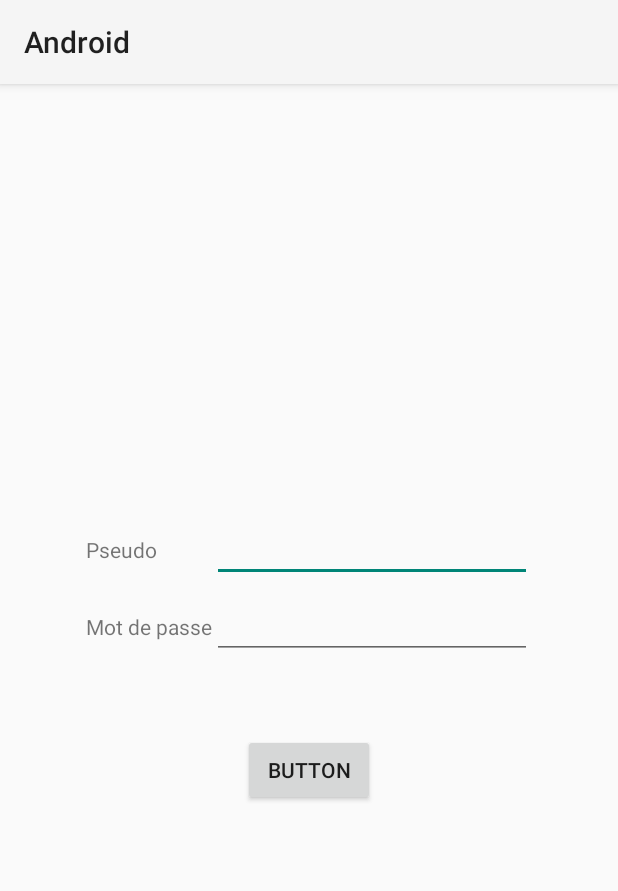
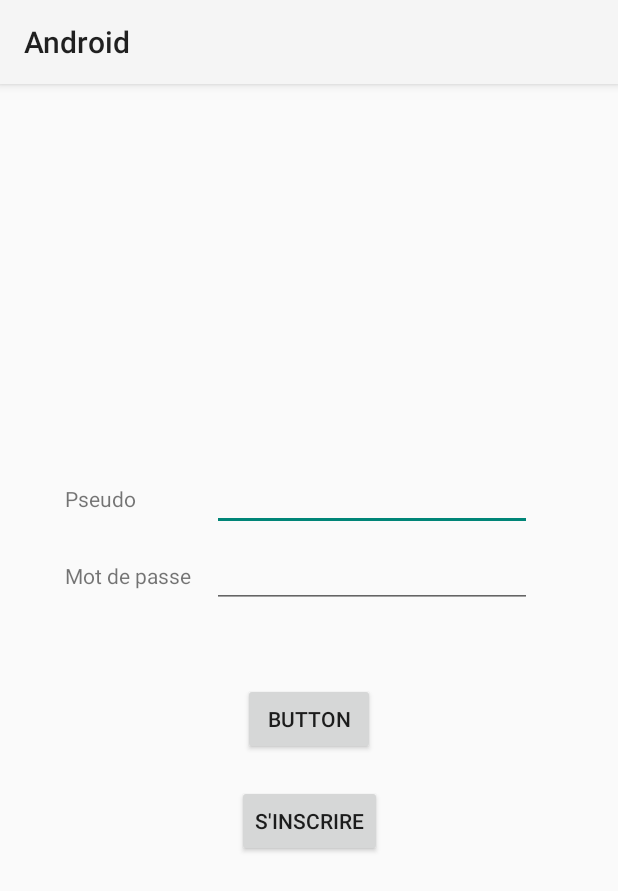
Before and after one commit to CyrilBruel/android-master1-p9-Jacques-957-Bruel-960, an Android app: the LoginActivity screen opened directly, with no data from a screen before it, on a phone screen of 412 x 824 dp. Shown: the top 891 px of the screen. Run offline under Robolectric (Android 15) with nearby library versions, the phone set to English and light mode, and no system bars.

Commit message:
202205202223

```diff
--- a/Android/app/src/main/AndroidManifest.xml
+++ b/Android/app/src/main/AndroidManifest.xml
@@ -1,7 +1,9 @@
 <?xml version="1.0" encoding="utf-8"?>
 <manifest xmlns:android="http://schemas.android.com/apk/res/android"
     package="com.example.android">
+
     <uses-permission android:name="android.permission.INTERNET" />
+
     <application
         android:allowBackup="true"
         android:icon="@mipmap/ic_launcher"
@@ -9,6 +11,9 @@
         android:roundIcon="@mipmap/ic_launcher_round"
         android:supportsRtl="true"
         android:theme="@style/Theme.Android">
+        <activity
+            android:name=".activity.InscriptionActivity"
+            android:exported="true" />
         <activity
             android:name=".activity.CoursActivity"
             android:exported="true" />
--- a/Android/app/src/main/java/com/example/android/activity/LoginActivity.java
+++ b/Android/app/src/main/java/com/example/android/activity/LoginActivity.java
@@ -2,7 +2,10 @@ package com.example.android.activity;
 
 import androidx.appcompat.app.AppCompatActivity;
 
+import android.content.Intent;
 import android.os.Bundle;
+import android.view.View;
+import android.widget.Button;
 
 import com.example.android.R;
 
@@ -12,5 +15,13 @@ public class LoginActivity extends AppCompatActivity {
     protected void onCreate(Bundle savedInstanceState) {
         super.onCreate(savedInstanceState);
         setContentView(R.layout.activity_login);
+        Button inscription = findViewById(R.id.loginInscription);
+        inscription.setOnClickListener(new View.OnClickListener() {
+            @Override
+            public void onClick(View view) {
+                Intent intent = new Intent(LoginActivity.this, InscriptionActivity.class);
+                startActivity(intent);
+            }
+        });
     }
 }
--- a/Android/app/src/main/res/layout/activity_login.xml
+++ b/Android/app/src/main/res/layout/activity_login.xml
@@ -7,7 +7,7 @@
     tools:context=".activity.LoginActivity">
 
     <androidx.constraintlayout.widget.ConstraintLayout
-        android:layout_width="wrap_content"
+        android:layout_width="325dp"
         android:layout_height="wrap_content"
         app:layout_constraintBottom_toBottomOf="parent"
         app:layout_constraintEnd_toEndOf="parent"
@@ -16,34 +16,34 @@
         app:layout_constraintTop_toTopOf="parent">
 
         <TextView
-            android:id="@+id/textView3"
+            android:id="@+id/inscriptionNom"
             android:layout_width="wrap_content"
             android:layout_height="wrap_content"
             android:text="Pseudo"
-            app:layout_constraintBottom_toTopOf="@+id/textView4"
+            app:layout_constraintBottom_toTopOf="@+id/prenom"
             app:layout_constraintStart_toStartOf="parent"
             app:layout_constraintTop_toTopOf="parent"
             tools:ignore="MissingConstraints" />
 
         <EditText
-            android:id="@+id/editTextTextPersonName3"
+            android:id="@+id/incriptionNom"
             android:layout_width="wrap_content"
             android:layout_height="wrap_content"
             android:ems="10"
             android:inputType="textPersonName"
             android:text=""
-            app:layout_constraintBaseline_toBaselineOf="@+id/textView3"
+            app:layout_constraintBaseline_toBaselineOf="@+id/inscriptionNom"
             app:layout_constraintEnd_toEndOf="parent"
-            app:layout_constraintStart_toEndOf="@+id/textView4" />
+            app:layout_constraintStart_toEndOf="@+id/prenom" />
 
         <TextView
-            android:id="@+id/textView4"
+            android:id="@+id/prenom"
             android:layout_width="wrap_content"
             android:layout_height="wrap_content"
             android:layout_marginTop="32dp"
             android:text="Mot de passe"
-            app:layout_constraintStart_toStartOf="@+id/textView3"
-            app:layout_constraintTop_toBottomOf="@+id/textView3" />
+            app:layout_constraintStart_toStartOf="@+id/inscriptionNom"
+            app:layout_constraintTop_toBottomOf="@+id/inscriptionNom" />
 
         <EditText
             android:id="@+id/editTextTextPassword2"
@@ -51,8 +51,8 @@
             android:layout_height="wrap_content"
             android:ems="10"
             android:inputType="textPassword"
-            app:layout_constraintBaseline_toBaselineOf="@+id/textView4"
-            app:layout_constraintStart_toStartOf="@+id/editTextTextPersonName3" />
+            app:layout_constraintBaseline_toBaselineOf="@+id/prenom"
+            app:layout_constraintStart_toStartOf="@+id/incriptionNom" />
 
         <Button
             android:id="@+id/button2"
@@ -64,5 +64,16 @@
             app:layout_constraintHorizontal_bias="0.5"
             app:layout_constraintStart_toStartOf="parent"
             app:layout_constraintTop_toBottomOf="@+id/editTextTextPassword2" />
+
+        <Button
+            android:id="@+id/loginInscription"
+            android:layout_width="wrap_content"
+            android:layout_height="wrap_content"
+            android:layout_marginTop="20dp"
+            android:text="S'inscrire"
+            app:layout_constraintEnd_toEndOf="parent"
+            app:layout_constraintHorizontal_bias="0.5"
+            app:layout_constraintStart_toStartOf="parent"
+            app:layout_constraintTop_toBottomOf="@+id/button2" />
     </androidx.constraintlayout.widget.ConstraintLayout>
 </androidx.constraintlayout.widget.ConstraintLayout>
```
Also changed, not shown: Android/app/src/main/java/com/example/android/activity/InscriptionActivity.java (added, +16 -0 lines), Android/app/src/main/res/layout/activity_inscription.xml (added, +151 -0 lines).
